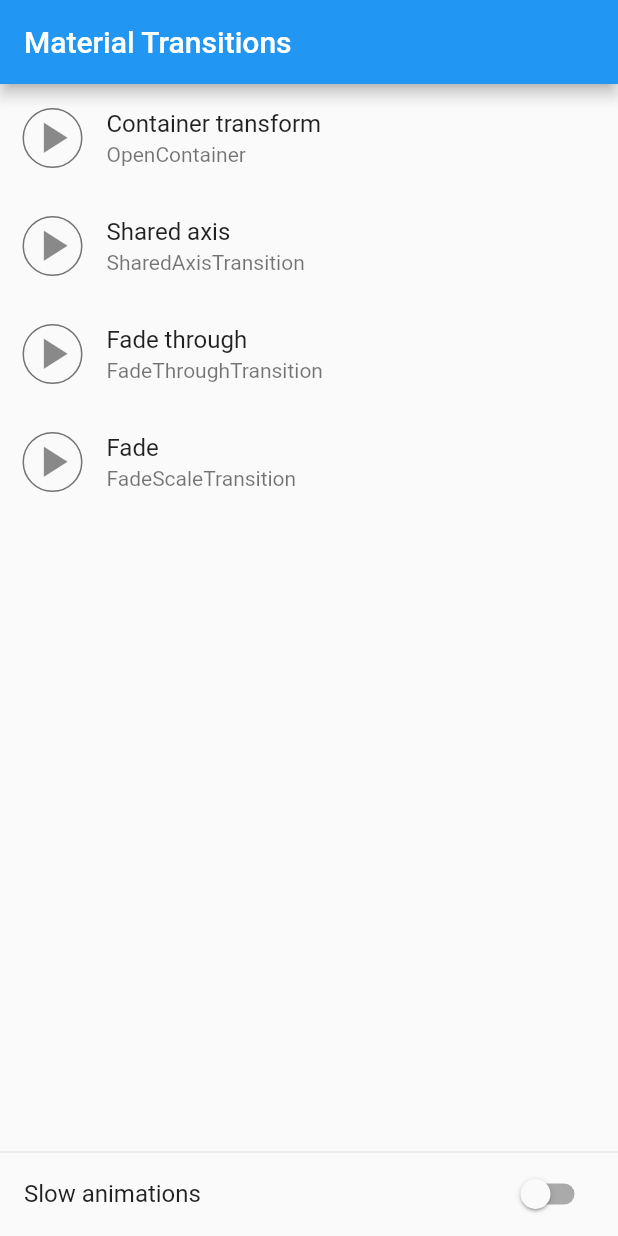
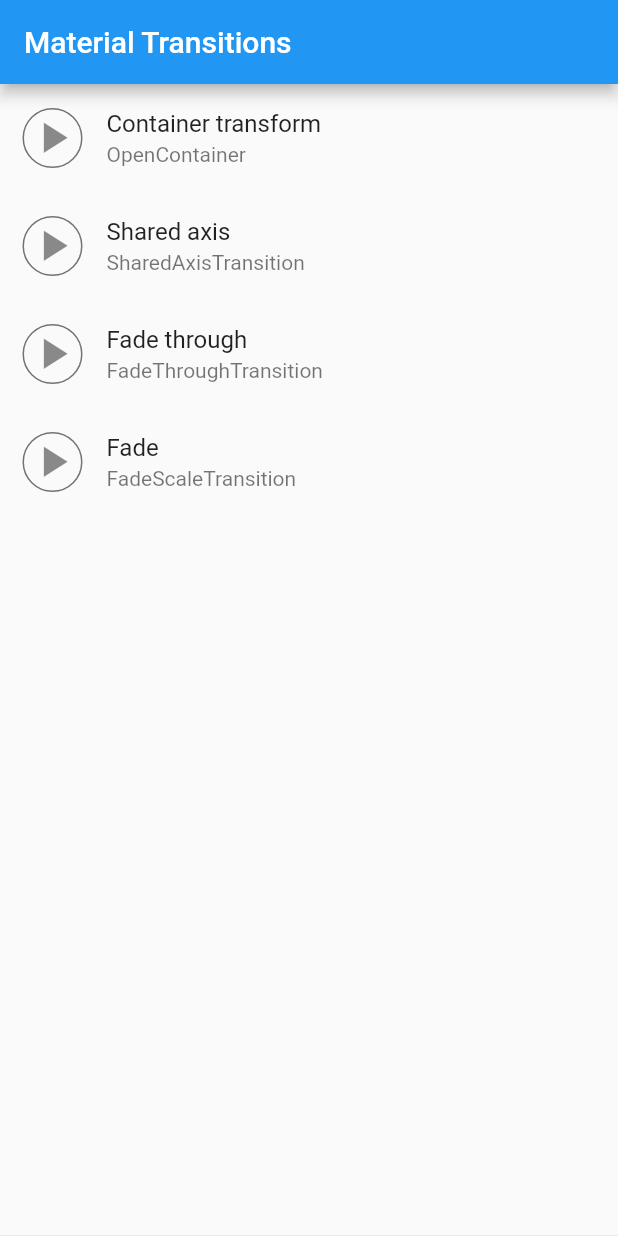
Before and after one commit to shalomfriss/FlutterAnimations, a Flutter app: the screen it shows after launch, on a phone screen of 412 x 824 dp. Run offline on Flutter 3.47's test engine with Material 2 defaults, Android fonts, the phone set to English and light mode, and no system bars.

```diff
--- a/lib/app.dart
+++ b/lib/app.dart
@@ -79,23 +79,6 @@ class _App1State extends State<App1> {
             ),
           ),
           const Divider(height: 0.0),
-          SafeArea(
-            child: SwitchListTile(
-              value: _slowAnimations,
-              onChanged: (bool value) async {
-                setState(() {
-                  _slowAnimations = value;
-                });
-                // Wait until the Switch is done animating before actually slowing
-                // down time.
-                if (_slowAnimations) {
-                  await Future<void>.delayed(const Duration(milliseconds: 300));
-                }
-                //timeDilation = _slowAnimations ? 20.0 : 1.0;
-              },
-              title: const Text('Slow animations'),
-            ),
-          ),
         ],
       ),
     );
--- a/lib/main.dart
+++ b/lib/main.dart
@@ -1,6 +1,11 @@
 import 'package:anims/app.dart';
 import 'package:flutter/material.dart';
 
+/**
+ * https://material.io/design/motion/understanding-motion.html#principles
+ * https://codelabs.developers.google.com/codelabs/material-motion-flutter#0
+ * https://github.com/flutter/packages/tree/master/packages/animations
+ */
 void main() {
   runApp(MyApp());
 }
```
Also changed, not shown: lib/home.dart (deleted).
